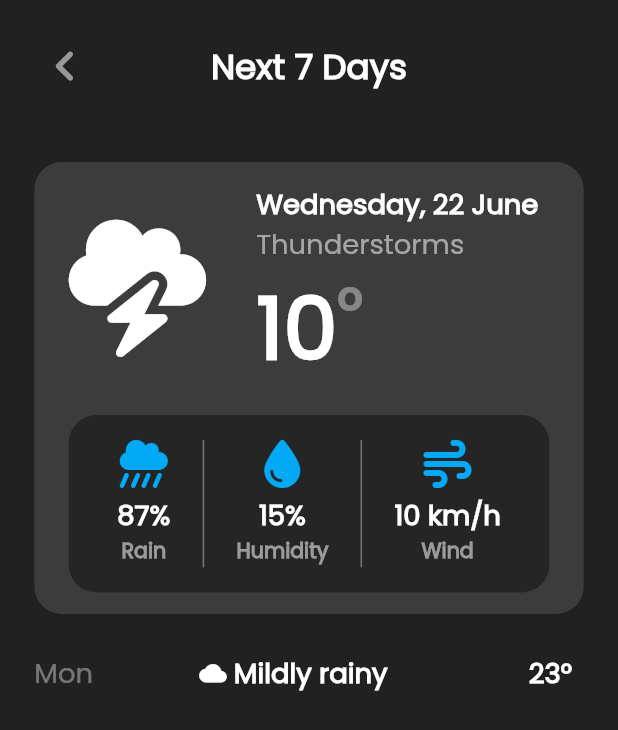
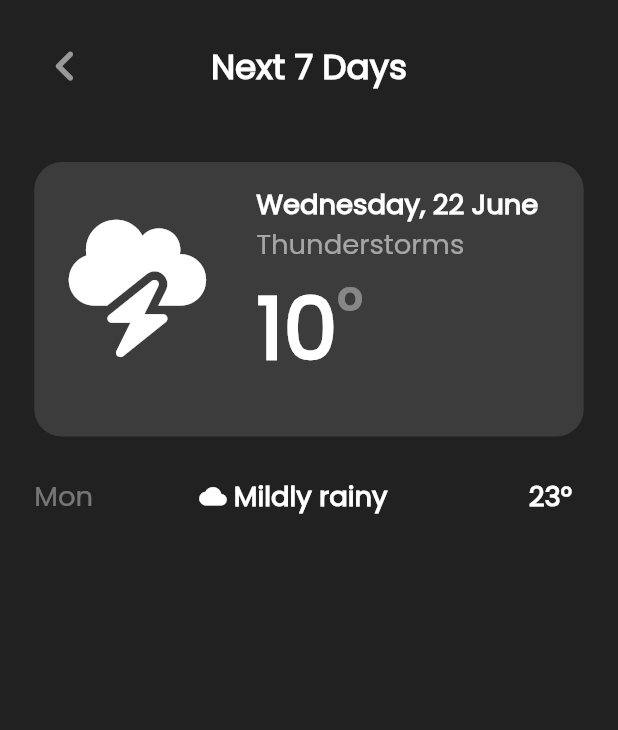
Before and after one commit to Rajkarnikar-unish/weatheringwithyou, a Flutter app: the screen it shows after launch, after a tap on "Next 7 days", on a phone screen of 412 x 824 dp. Shown: the top 730 px of the screen. Run offline on Flutter 3.47's test engine with Material 2 defaults, Android fonts, the phone set to English and light mode, and no system bars; our stand-ins replace dio, flutter_screenutil, font_awesome_flutter, freezed_annotation, geolocator.

```diff
--- a/lib/pages/data/services/weather_services.dart
+++ b/lib/pages/data/services/weather_services.dart
@@ -11,7 +11,6 @@ class WeatherServices {
       final response = await _apiClient.apiClient
           .get('${apiURL}current?lat=$lat&lon=$lon&key=$apiKey');
       final model = WeatherModel.fromJson(response.data);
-      print(model.data);
       return model.data!.first;
     } on DioError catch (e) {
       throw e.message;
--- a/lib/pages/forecastpage/forecastpage.dart
+++ b/lib/pages/forecastpage/forecastpage.dart
@@ -95,9 +95,9 @@ class Forecastpage extends StatelessWidget {
                       ),
                       sBoxH12,
                       // ignore: prefer_const_constructors
-                      AttributeCardWidget(
-                        cardColor: Colors.black38,
-                      ),
+                      // AttributeCardWidget(
+                      //   cardColor: Colors.black38,
+                      // ),
                     ],
                   ),
                 ),
--- a/lib/pages/homepage/homepage.dart
+++ b/lib/pages/homepage/homepage.dart
@@ -6,6 +6,7 @@ import 'package:weatherapp/pages/data/services/weather_services.dart';
 import 'package:weatherapp/pages/homepage/widgets/widgets.dart';
 
 import '../../utilities/utilities.dart';
+import '../data/model/weather_model.dart';
 import '../forecastpage/forecastpage.dart';
 import '../widgets/widgets.dart';
 
@@ -28,6 +29,7 @@ class _HomepageState extends State<Homepage> {
   final WeatherServices _weatherServices = WeatherServices();
 
   Position? _currentPosition;
+  Data? data;
 
   _getCurrentLocation() async {
     LocationPermission? permission;
@@ -57,8 +59,15 @@ class _HomepageState extends State<Homepage> {
       setState(() {
         _currentPosition = value;
       });
-      _weatherServices.getWeatherData(
-          _currentPosition?.latitude, _currentPosition?.longitude);
+      _weatherServices
+          .getWeatherData(
+              _currentPosition?.latitude, _currentPosition?.longitude)
+          .then((value) {
+        setState(() {
+          data = value;
+        });
+        print("this is then garepachi: $data");
+      });
     });
   }
 
@@ -81,7 +90,7 @@ class _HomepageState extends State<Homepage> {
                   ),
                   sBoxW4,
                   Text(
-                    'Kathmandu, NP',
+                    '${data?.cityName}, ${data?.countryCode}',
                     style: AppTextStyles.bodySemiBold,
                   ),
                 ],
@@ -102,7 +111,7 @@ class _HomepageState extends State<Homepage> {
                 crossAxisAlignment: CrossAxisAlignment.start,
                 children: [
                   Text(
-                    '10',
+                    '${data?.temp}',
                     style: AppTextStyles.titleBold.copyWith(fontSize: 64.sp),
                   ),
                   Text(
@@ -123,8 +132,11 @@ class _HomepageState extends State<Homepage> {
                 ),
               ),
               sBoxH20,
-              const AttributeCardWidget(
+              AttributeCardWidget(
                 cardColor: Colors.white12,
+                windValue: '${data?.windSpeed}',
+                humidityValue: '${data?.relativeHumidity}',
+                rainValue: '${data?.windSpeed}',
               ),
               sBoxH16,
               Row(
--- a/lib/pages/widgets/attribute_card.dart
+++ b/lib/pages/widgets/attribute_card.dart
@@ -7,9 +7,13 @@ class AttributeCardWidget extends StatelessWidget {
   const AttributeCardWidget({
     Key? key,
     required this.cardColor,
+    required this.rainValue,
+    required this.humidityValue,
+    required this.windValue,
   }) : super(key: key);
 
   final Color cardColor;
+  final String rainValue, humidityValue, windValue;
 
   @override
   Widget build(BuildContext context) {
@@ -23,13 +27,13 @@ class AttributeCardWidget extends StatelessWidget {
         child: IntrinsicHeight(
           child: Row(
             mainAxisAlignment: MainAxisAlignment.spaceEvenly,
-            children: const [
+            children: [
               AttributeItemWidget(
                 attributeName: 'Rain',
-                attributeValue: '87%',
+                attributeValue: '$rainValue%',
                 icon: FontAwesomeIcons.cloudShowersHeavy,
               ),
-              VerticalDivider(
+              const VerticalDivider(
                 color: Colors.white38,
                 // width: 20,
                 thickness: 1,
@@ -37,16 +41,16 @@ class AttributeCardWidget extends StatelessWidget {
               AttributeItemWidget(
                 icon: FontAwesomeIcons.droplet,
                 attributeName: 'Humidity',
-                attributeValue: '15%',
+                attributeValue: '$humidityValue%',
               ),
-              VerticalDivider(
+              const VerticalDivider(
                 color: Colors.white38,
                 thickness: 1,
               ),
               AttributeItemWidget(
                 attributeName: 'Wind',
                 icon: FontAwesomeIcons.wind,
-                attributeValue: '10 km/h',
+                attributeValue: '$windValue km/h',
               ),
             ],
           ),
```
